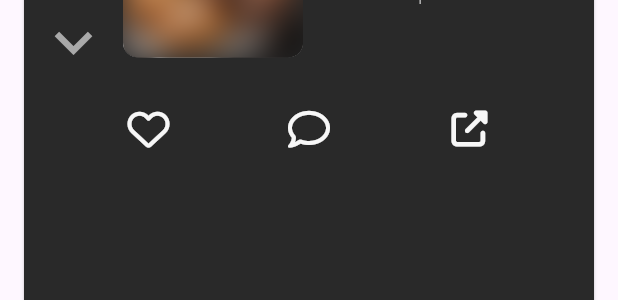
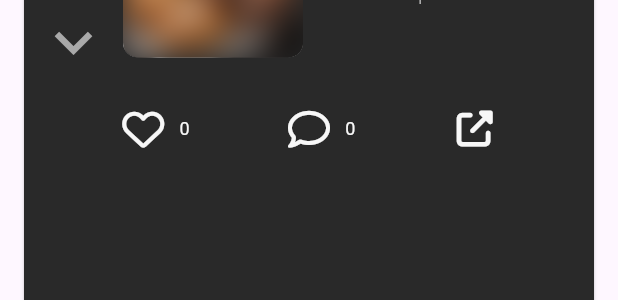
Before and after one commit to GabTouchette/IDontCook, a Flutter app: the UserPostCard widget shown alone on an empty page, opened directly with empty values, on a phone screen of 412 x 824 dp. Shown: the part 334-634 px from the top of the screen. Run offline on Flutter 3.47's test engine with Material 3 defaults, Android fonts, the phone set to English and light mode, and no system bars; our stand-ins replace font_awesome_flutter, freezed_annotation, shared_preferences; accounts and stored records are empty; network calls fail.

Commit message:
added comments on posts

```diff
--- a/mobile/lib/models/comment.dart
+++ b/mobile/lib/models/comment.dart
@@ -1,6 +1,5 @@
 import 'package:freezed_annotation/freezed_annotation.dart';
 import 'user.dart';
-import 'post.dart';
 
 part 'comment.freezed.dart';
 part 'comment.g.dart';
@@ -10,9 +9,9 @@ class Comment with _$Comment {
   factory Comment({
     required int id,
     required User user,
-    required Post post,
+    required int post_id,
     required String content,
-    required DateTime createdAt,
+    required DateTime created_at,
   }) = _Comment;
 
   factory Comment.fromJson(Map<String, dynamic> json) => _$CommentFromJson(json);
--- a/mobile/lib/models/post.dart
+++ b/mobile/lib/models/post.dart
@@ -13,6 +13,8 @@ class Post with _$Post {
     required bool user_liked,
     required int upvote_count,
     required int downvote_count,
+    required int comment_count,
+    required int like_count,
     int? recipe_id,
     String? recipe_title,
     String? recipe_description,
--- a/mobile/lib/widgets/explore/user_post_card.dart
+++ b/mobile/lib/widgets/explore/user_post_card.dart
@@ -10,6 +10,7 @@ import 'package:mobile/models/user.dart';
 import 'package:mobile/pages/recipe_detail_page.dart';
 import 'package:mobile/theme/colors.dart';
 import 'package:mobile/widgets/dialogs/confirmation_dialog.dart';
+import 'package:mobile/widgets/dialogs/post_comments_dialog.dart';
 
 class UserPostCard extends StatefulWidget {
   final Post post;
@@ -22,6 +23,8 @@ class UserPostCard extends StatefulWidget {
 
 class _UserPostCardState extends State<UserPostCard> {
   late int _currentVoteCount;
+  late int _currentCommentCount;
+  late int _currentLikeCount;
   late int _userVote;
   late bool _userLiked;
   late Future<User?> _currentUser;
@@ -32,6 +35,8 @@ class _UserPostCardState extends State<UserPostCard> {
     _currentVoteCount = widget.post.upvote_count - widget.post.downvote_count;
     _userVote = widget.post.user_vote;
     _userLiked = widget.post.user_liked;
+    _currentCommentCount = widget.post.comment_count;
+    _currentLikeCount = widget.post.like_count;
     _currentUser = _fetchUser();
   }
 
@@ -77,6 +82,7 @@ class _UserPostCardState extends State<UserPostCard> {
     if (success) {
       setState(() {
         _userLiked = !_userLiked;
+        _currentLikeCount += _userLiked ? 1 : -1;
       });
     }
   }
@@ -270,18 +276,60 @@ class _UserPostCardState extends State<UserPostCard> {
     return Row(
       mainAxisAlignment: MainAxisAlignment.spaceEvenly,
       children: [
+        Row(
+          mainAxisSize: MainAxisSize.min,
+          children: [
             IconButton(
               onPressed: _toggleLike,
               icon: FaIcon(
-            _userLiked ? FontAwesomeIcons.solidHeart : FontAwesomeIcons.heart,
+                _userLiked
+                    ? FontAwesomeIcons.solidHeart
+                    : FontAwesomeIcons.heart,
                 color: _userLiked ? Colors.red : ColorPalette.offWhite,
                 size: 28,
               ),
             ),
+            Text(
+              _currentLikeCount.toString(),
+              style: const TextStyle(
+                color: ColorPalette.offWhite,
+                fontSize: 12,
+              ),
+            ),
+          ],
+        ),
+        Row(
+          mainAxisSize: MainAxisSize.min,
+          children: [
             IconButton(
-          onPressed: () {},
-          icon: const FaIcon(FontAwesomeIcons.comment,
-              color: ColorPalette.offWhite, size: 28),
+              onPressed: () {
+                showModalBottomSheet(
+                  context: context,
+                  isScrollControlled: true,
+                  backgroundColor: Colors.transparent,
+                  builder: (context) => CommentDrawer(
+                      post: widget.post,
+                      onCommentAdded: () {
+                        setState(() {
+                          _currentCommentCount++;
+                        });
+                      }),
+                );
+              },
+              icon: const FaIcon(
+                FontAwesomeIcons.comment,
+                color: ColorPalette.offWhite,
+                size: 28,
+              ),
+            ),
+            Text(
+              _currentCommentCount.toString(),
+              style: const TextStyle(
+                color: ColorPalette.offWhite,
+                fontSize: 12,
+              ),
+            ),
+          ],
         ),
         IconButton(
           onPressed: () {
@@ -294,8 +342,11 @@ class _UserPostCardState extends State<UserPostCard> {
               ),
             );
           },
-          icon: const FaIcon(FontAwesomeIcons.upRightFromSquare,
-              color: ColorPalette.offWhite, size: 24),
+          icon: const FaIcon(
+            FontAwesomeIcons.upRightFromSquare,
+            color: ColorPalette.offWhite,
+            size: 24,
+          ),
         ),
       ],
     );
```
Also changed, not shown: mobile/lib/widgets/dialogs/post_comments_dialog.dart (added, +191 -0 lines), mobile/lib/models/comment.freezed.dart, mobile/lib/models/comment.g.dart, mobile/lib/models/post.freezed.dart, mobile/lib/models/post.g.dart, mobile/pubspec.lock. Lines whose indentation alone changed are shown as unchanged.
